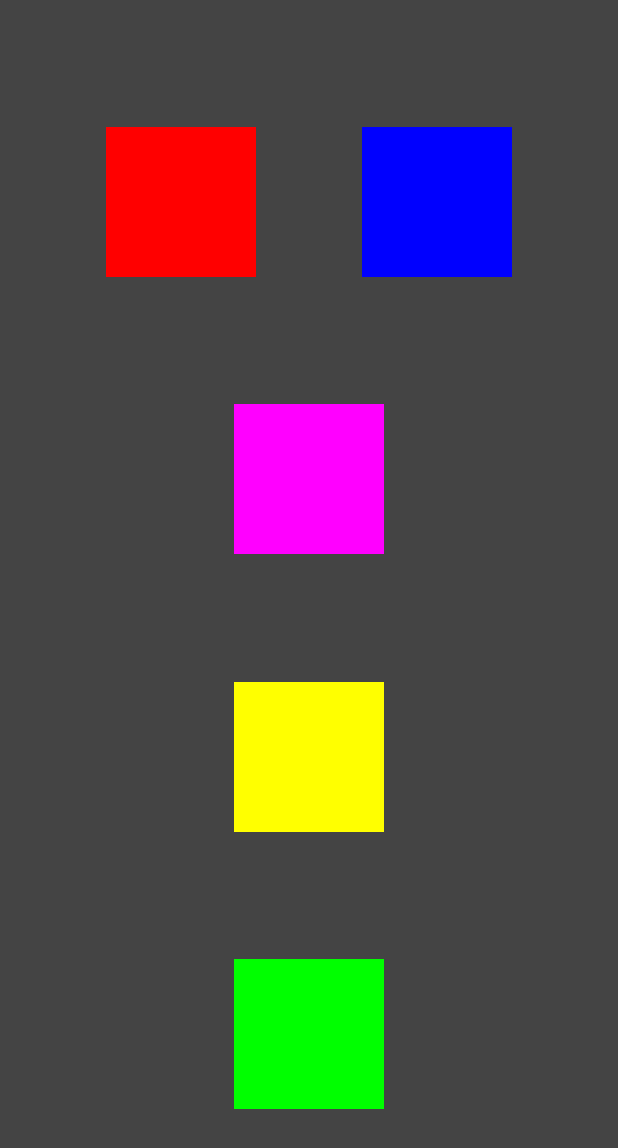
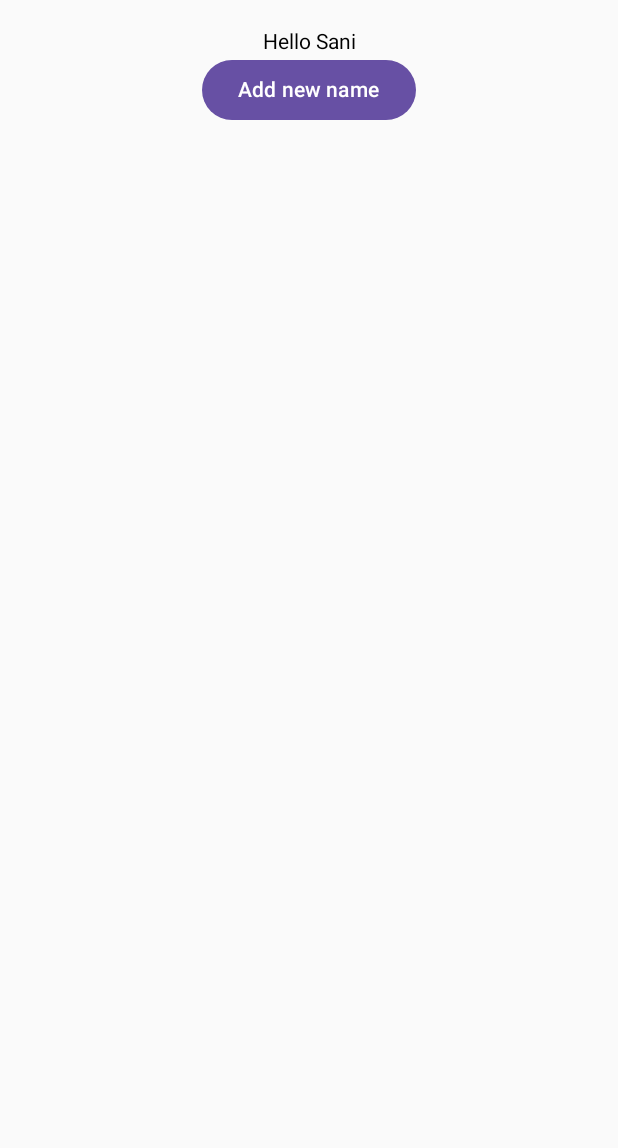
Before and after one commit to SanikaVanjari/Compose_Practice, an Android app built with Jetpack Compose: the screen it shows after launch (MainActivity), on a phone screen of 412 x 824 dp. Shown: the top 1148 px of the screen. Run offline under Robolectric (Android 15) with nearby library versions, the phone set to English and light mode, and no system bars.

```diff
--- a/app/src/main/java/com/example/compose1/MainActivity.kt
+++ b/app/src/main/java/com/example/compose1/MainActivity.kt
@@ -1,11 +1,10 @@
 package com.example.compose1
 
+import android.annotation.SuppressLint
 import android.os.Bundle
 import androidx.activity.ComponentActivity
 import androidx.activity.compose.setContent
 import androidx.activity.enableEdgeToEdge
-import androidx.compose.foundation.border
-import androidx.compose.foundation.clickable
 import androidx.compose.foundation.layout.Arrangement
 import androidx.compose.foundation.layout.Column
 import androidx.compose.foundation.layout.Row
@@ -13,31 +12,55 @@ import androidx.compose.foundation.layout.fillMaxSize
 import androidx.compose.foundation.layout.fillMaxWidth
 import androidx.compose.foundation.layout.height
 import androidx.compose.foundation.layout.padding
-import androidx.compose.foundation.layout.size
 import androidx.compose.foundation.layout.width
-import androidx.compose.foundation.layout.wrapContentSize
-import androidx.compose.material3.MaterialTheme
-import androidx.compose.material3.Scaffold
+import androidx.compose.material3.Button
 import androidx.compose.material3.Surface
 import androidx.compose.material3.Text
 import androidx.compose.runtime.Composable
+import androidx.compose.runtime.mutableStateListOf
+import androidx.compose.runtime.remember
 import androidx.compose.ui.Alignment
 import androidx.compose.ui.Modifier
 import androidx.compose.ui.graphics.Color
-import androidx.compose.ui.text.TextStyle
 import androidx.compose.ui.tooling.preview.Preview
 import androidx.compose.ui.unit.dp
-import androidx.compose.ui.unit.sp
-import com.example.compose1.ui.theme.Compose1Theme
 
 class MainActivity : ComponentActivity() {
     override fun onCreate(savedInstanceState: Bundle?) {
         super.onCreate(savedInstanceState)
         enableEdgeToEdge()
         setContent {
-            MainScreen()
+            GreetingListView()
         }
     }
+}
+
+@Composable
+fun GreetingListView(modifier: Modifier = Modifier) {
+    Column(
+        modifier = Modifier
+            .fillMaxSize()
+            .padding(top = 20.dp),
+        horizontalAlignment = Alignment.CenterHorizontally
+    ) {
+        GreetingList()
+    }
+}
+
+@Composable
+fun GreetingList() {
+    val greetingStateList = remember { mutableStateListOf<String>("Sani") }
+    for (name in greetingStateList) {
+        Greeting(name)
+    }
+    Button(onClick = { greetingStateList.add("New Name") }) {
+        Text(text = "Add new name")
+    }
+}
+
+@Composable
+fun Greeting(name: String, modifier: Modifier = Modifier) {
+    Text(text = "Hello $name")
 }
 
 @Composable
@@ -75,5 +98,5 @@ fun HorizontalColorBar(color: Color) {
 @Preview(showBackground = true)
 @Composable
 fun GreetingPreview() {
-    MainScreen()
+    GreetingListView()
 }
```
